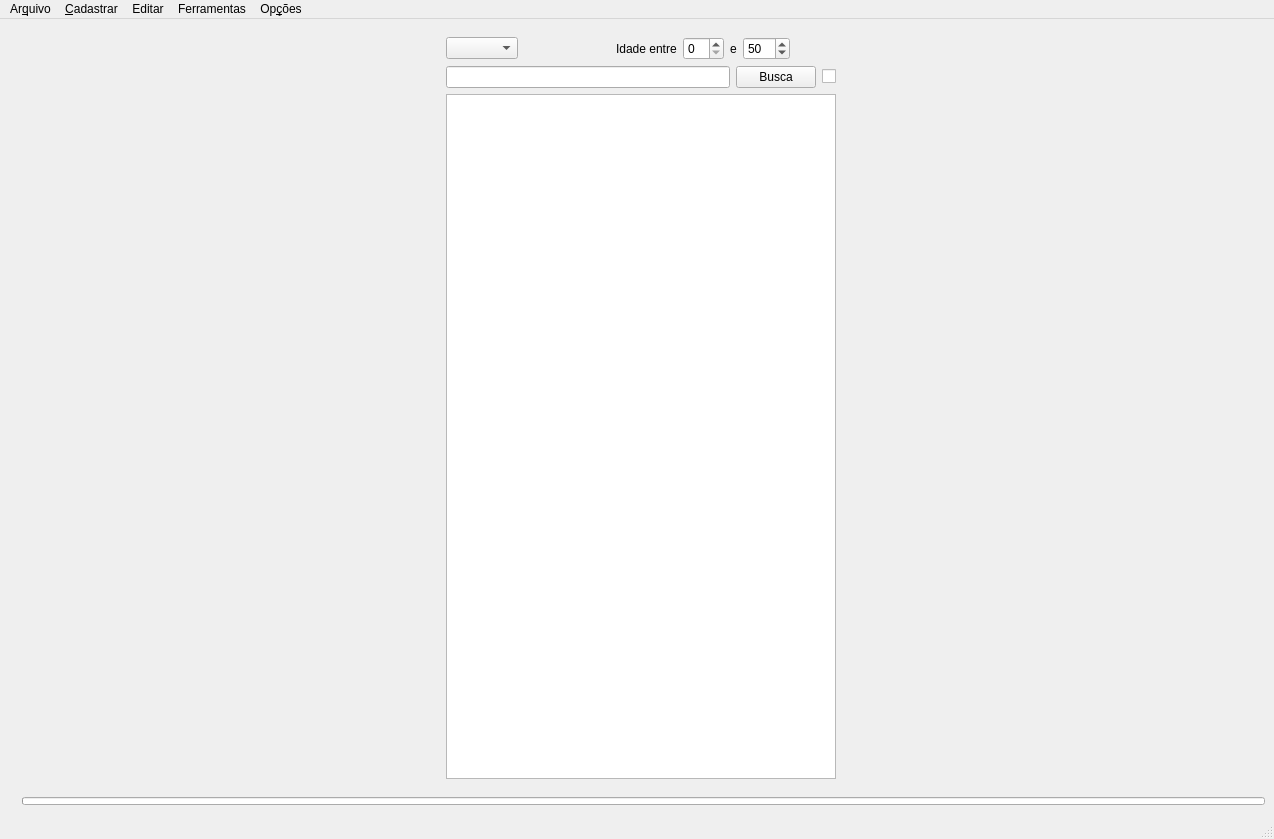
Before: the Qt Designer form src/main/resources/base/ui/mainWindow.ui in matheusfillipe/ganec, drawn with Qt 5.
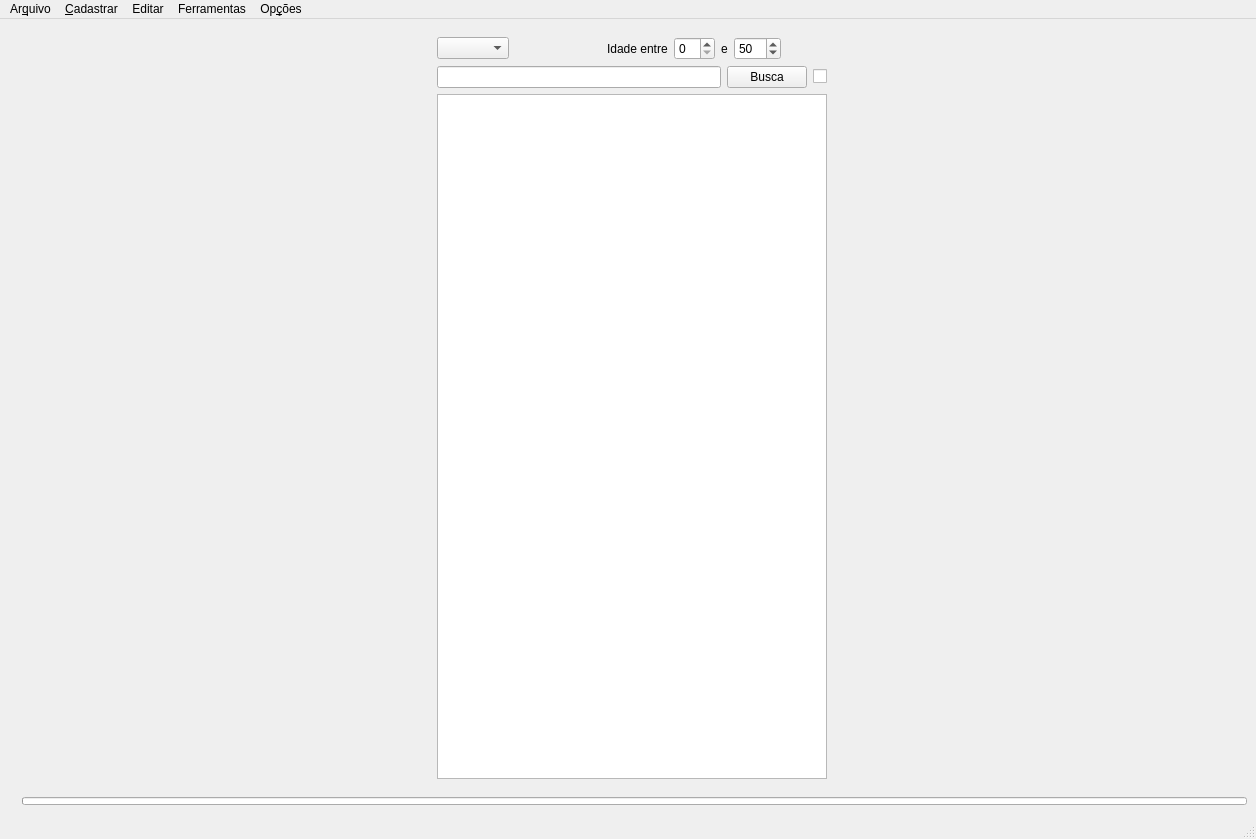
After: the same form once the commit is applied.

What changed in the file:
```diff
--- a/src/main/resources/base/ui/mainWindow.ui
+++ b/src/main/resources/base/ui/mainWindow.ui
@@ -6,7 +6,7 @@
    <rect>
     <x>0</x>
     <y>0</y>
-    <width>1274</width>
+    <width>1256</width>
     <height>839</height>
    </rect>
   </property>
@@ -198,7 +198,7 @@
     <rect>
      <x>0</x>
      <y>0</y>
-     <width>1274</width>
+     <width>1256</width>
      <height>32</height>
     </rect>
    </property>
```
Left out of the diff: 34 changed lines with no effect on the pictures.
